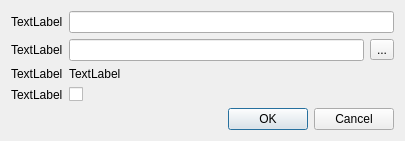
Frodo45127/runcher, file ui_templates/profile_shortcut_dialog.ui: the form before one commit.
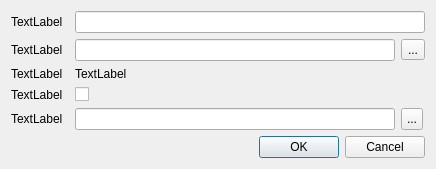
The form after the commit. Custom widgets are drawn as their Qt base class.

Commit message: Added icon selector to the profile shortcut dialog.

The edit to the form file:
```diff
--- a/ui_templates/profile_shortcut_dialog.ui
+++ b/ui_templates/profile_shortcut_dialog.ui
@@ -6,27 +6,32 @@
    <rect>
     <x>0</x>
     <y>0</y>
-    <width>405</width>
-    <height>138</height>
+    <width>436</width>
+    <height>156</height>
    </rect>
   </property>
+  <property name="sizePolicy">
+   <sizepolicy hsizetype="Preferred" vsizetype="Preferred">
+    <horstretch>0</horstretch>
+    <verstretch>0</verstretch>
+   </sizepolicy>
+  </property>
   <property name="windowTitle">
    <string>Dialog</string>
   </property>
   <layout class="QGridLayout" name="gridLayout">
-   <item row="0" column="0">
-    <widget class="QLabel" name="name_label">
-     <property name="text">
-      <string>TextLabel</string>
+   <item row="0" column="2" colspan="3">
+    <widget class="QLineEdit" name="name_line_edit">
+     <property name="sizePolicy">
+      <sizepolicy hsizetype="Expanding" vsizetype="Fixed">
+       <horstretch>20</horstretch>
+       <verstretch>0</verstretch>
+      </sizepolicy>
      </property>
     </widget>
    </item>
-   <item row="1" column="0">
-    <widget class="QLabel" name="location_label">
-     <property name="text">
-      <string>TextLabel</string>
-     </property>
-    </widget>
+   <item row="1" column="2" colspan="2">
+    <widget class="QLineEdit" name="location_line_edit"/>
    </item>
    <item row="2" column="0">
     <widget class="QLabel" name="game_label">
@@ -35,28 +40,7 @@
      </property>
     </widget>
    </item>
-   <item row="3" column="0">
-    <widget class="QLabel" name="autostart_label">
-     <property name="text">
-      <string>TextLabel</string>
-     </property>
-    </widget>
-   </item>
-   <item row="2" column="1" colspan="2">
-    <widget class="QLabel" name="game_next_label">
-     <property name="text">
-      <string>TextLabel</string>
-     </property>
-    </widget>
-   </item>
-   <item row="3" column="1" colspan="2">
-    <widget class="QCheckBox" name="autostart_checkbox">
-     <property name="text">
-      <string/>
-     </property>
-    </widget>
-   </item>
-   <item row="4" column="0" colspan="3">
+   <item row="9" column="0" colspan="5">
     <widget class="QDialogButtonBox" name="button_box">
      <property name="orientation">
       <enum>Qt::Horizontal</enum>
@@ -66,21 +50,98 @@
      </property>
     </widget>
    </item>
-   <item row="1" column="1">
-    <widget class="QLineEdit" name="location_line_edit"/>
+   <item row="0" column="0">
+    <widget class="QLabel" name="name_label">
+     <property name="text">
+      <string>TextLabel</string>
+     </property>
+    </widget>
    </item>
-   <item row="1" column="2">
+   <item row="1" column="0">
+    <widget class="QLabel" name="location_label">
+     <property name="text">
+      <string>TextLabel</string>
+     </property>
+    </widget>
+   </item>
+   <item row="3" column="2">
+    <widget class="QCheckBox" name="autostart_checkbox">
+     <property name="text">
+      <string/>
+     </property>
+    </widget>
+   </item>
+   <item row="3" column="0">
+    <widget class="QLabel" name="autostart_label">
+     <property name="text">
+      <string>TextLabel</string>
+     </property>
+    </widget>
+   </item>
+   <item row="1" column="4">
     <widget class="QToolButton" name="location_search_button">
      <property name="text">
       <string>...</string>
      </property>
     </widget>
    </item>
-   <item row="0" column="1" colspan="2">
-    <widget class="QLineEdit" name="name_line_edit"/>
+   <item row="2" column="2">
+    <widget class="QLabel" name="game_next_label">
+     <property name="sizePolicy">
+      <sizepolicy hsizetype="Preferred" vsizetype="Preferred">
+       <horstretch>20</horstretch>
+       <verstretch>0</verstretch>
+      </sizepolicy>
+     </property>
+     <property name="minimumSize">
+      <size>
+       <width>0</width>
+       <height>0</height>
+      </size>
+     </property>
+     <property name="text">
+      <string>TextLabel</string>
+     </property>
+    </widget>
+   </item>
+   <item row="4" column="0">
+    <widget class="QLabel" name="icon_label">
+     <property name="text">
+      <string>TextLabel</string>
+     </property>
+    </widget>
+   </item>
+   <item row="4" column="4">
+    <widget class="QToolButton" name="icon_button">
+     <property name="maximumSize">
+      <size>
+       <width>22</width>
+       <height>22</height>
+      </size>
+     </property>
+     <property name="text">
+      <string>...</string>
+     </property>
+     <property name="iconSize">
+      <size>
+       <width>22</width>
+       <height>22</height>
+      </size>
+     </property>
+    </widget>
+   </item>
+   <item row="4" column="2" colspan="2">
+    <widget class="KLineEdit" name="icon_line_edit"/>
    </item>
   </layout>
  </widget>
+ <customwidgets>
+  <customwidget>
+   <class>KLineEdit</class>
+   <extends>QLineEdit</extends>
+   <header>klineedit.h</header>
+  </customwidget>
+ </customwidgets>
  <resources/>
  <connections>
   <connection>
```
The commit also changes 2 other files.
